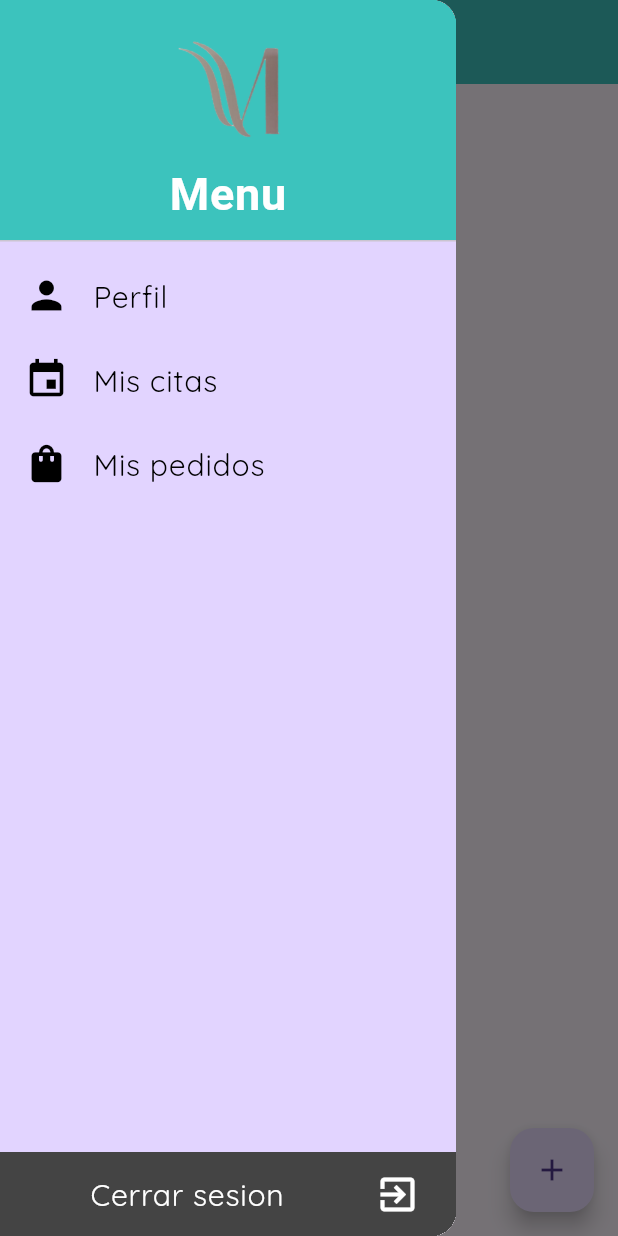
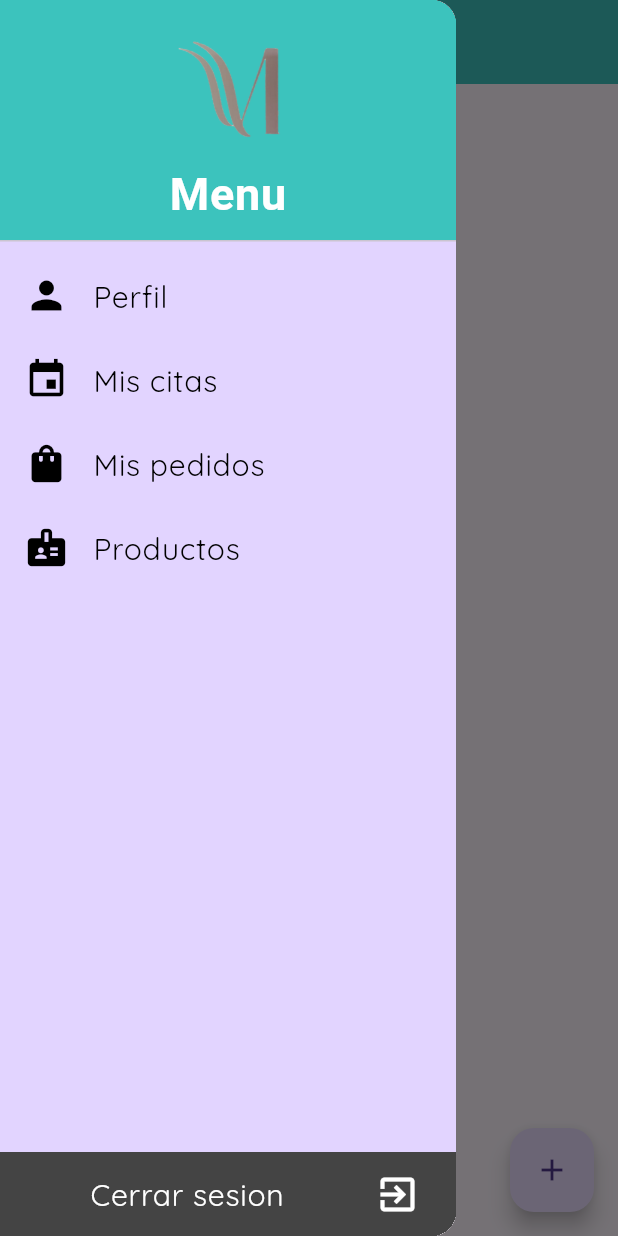
Before and after one commit to Dyl7w7/MatissaMovile, a Flutter app: the PageCitas screen opened directly with empty values, with the side drawer open, on a phone screen of 412 x 824 dp. Run offline on Flutter 3.47's test engine with Material 3 defaults, Android fonts, the phone set to English and light mode, and no system bars; our stand-ins replace expansion_tile_card, google_fonts; missing offline and left inert: mailer; network calls fail; Roboto replaces fonts that are missing (Merienda).

Commit message:
Probando consumo de API (Productos)

```diff
--- a/lib/pages/widget/drawer.dart
+++ b/lib/pages/widget/drawer.dart
@@ -139,6 +139,29 @@ class _MyDrawerState extends State<MyDrawer> {
                               builder: (context) => PagePedidos(clienteId: widget.clienteId, clienteCorreo: widget.clienteCorreo, clienteContrasena: widget.clienteContrasena,)));
                     },
                   ),
+                  ListTile(
+                    leading: const Icon(
+                      Icons.badge,
+                      size: 30,
+                      color: Colors.black,
+                    ),
+                    title: Text(
+                      'Productos',
+                      style: TextStyle(
+                        fontSize: 20,
+                        color: Colors.black,
+                        fontFamily: GoogleFonts.quicksand().fontFamily,
+                      ),
+                    ),
+                    selected: _selectedIndex == 2,
+                    onTap: () {
+                      _onItemTapped(2);
+                      Navigator.pushReplacement(
+                          context,
+                          MaterialPageRoute(
+                              builder: (context) => PagePedidos(clienteId: widget.clienteId, clienteCorreo: widget.clienteCorreo, clienteContrasena: widget.clienteContrasena,)));
+                    },
+                  ),
                 ],
               ),
             ),
```
Also changed, not shown: lib/pages/Productos/pageProductos.dart (added, +91 -0 lines).
